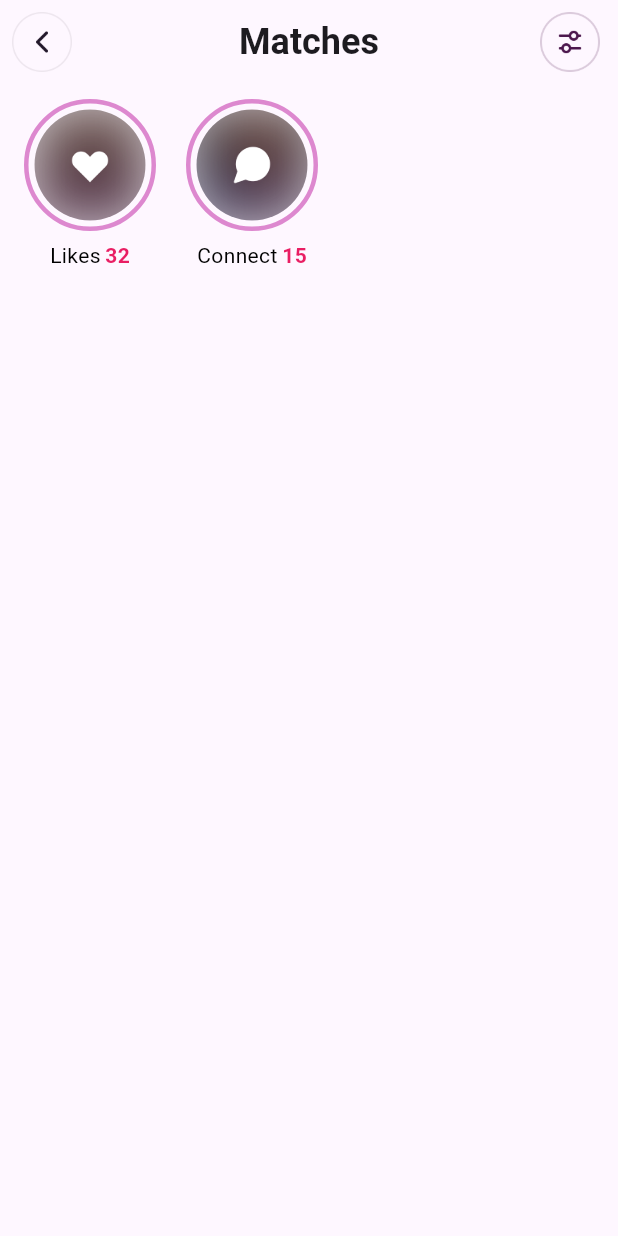
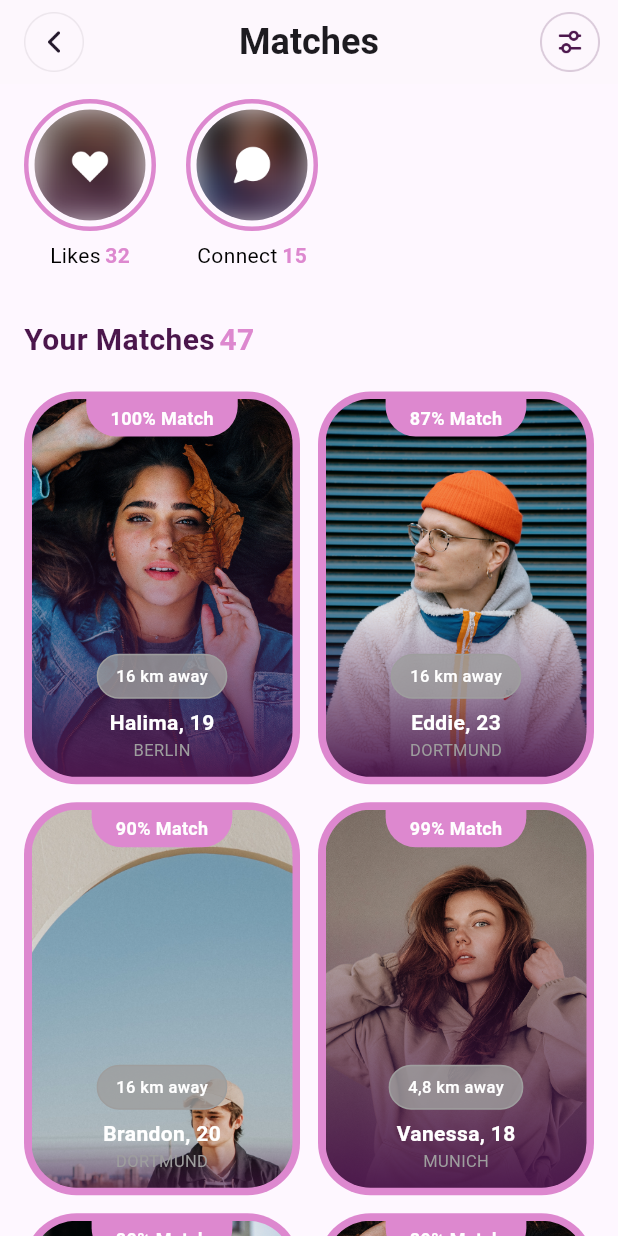
Before and after one commit to dawngphi/social_ui_flutter, a Flutter app: the MatchesScreen screen opened directly, on a phone screen of 412 x 824 dp. Run offline on Flutter 3.47's test engine with Material 3 defaults, Android fonts, the phone set to English and light mode, and no system bars.

Commit message:
Mô tả thay đổi

```diff
--- a/lib/bottom_bar/models/discover_model.dart
+++ b/lib/bottom_bar/models/discover_model.dart
@@ -4,6 +4,7 @@ class DiscoverModelStoryNew {
   final int age;
   final String location;
   final String imagePath;
+  final String match;
 
   DiscoverModelStoryNew({
     required this.distance,
@@ -11,6 +12,7 @@ class DiscoverModelStoryNew {
     required this.age,
     required this.location,
     required this.imagePath,
+    required this.match,
   });
 }
 
@@ -19,11 +21,7 @@ class Interest {
   final String label;
   final bool isSelected;
 
-  Interest({
-    required this.emoji,
-    required this.label,
-    this.isSelected = false,
-  });
+  Interest({required this.emoji, required this.label, this.isSelected = false});
 
   Interest copyWith({bool? isSelected}) {
     return Interest(
@@ -34,7 +32,6 @@ class Interest {
   }
 }
 
-
 final List<DiscoverModelStoryNew> discoverStoryData = [
   DiscoverModelStoryNew(
     distance: "16 km away",
@@ -42,6 +39,23 @@ final List<DiscoverModelStoryNew> discoverStoryData = [
     age: 19,
     location: "BERLIN",
     imagePath: "assets/images/halima.png",
+    match: "100% Match",
+  ),
+  DiscoverModelStoryNew(
+    distance: "16 km away",
+    name: "Eddie",
+    age: 23,
+    location: "DORTMUND",
+    imagePath: "assets/images/eddie.png",
+    match: "87% Match",
+  ),
+  DiscoverModelStoryNew(
+    distance: "16 km away",
+    name: "Brandon",
+    age: 20,
+    location: "DORTMUND",
+    imagePath: "assets/images/brandon.png",
+    match: "90% Match",
   ),
   DiscoverModelStoryNew(
     distance: "4,8 km away",
@@ -49,6 +63,7 @@ final List<DiscoverModelStoryNew> discoverStoryData = [
     age: 18,
     location: "MUNICH",
     imagePath: "assets/images/vanessa.png",
+    match: "99% Match",
   ),
   DiscoverModelStoryNew(
     distance: "2,2 km away",
@@ -56,6 +71,7 @@ final List<DiscoverModelStoryNew> discoverStoryData = [
     age: 20,
     location: "HANOVER",
     imagePath: "assets/images/james.png",
+    match: "80% Match",
   ),
   DiscoverModelStoryNew(
     distance: "16 km away",
@@ -63,6 +79,7 @@ final List<DiscoverModelStoryNew> discoverStoryData = [
     age: 19,
     location: "BERLIN",
     imagePath: "assets/images/halima.png",
+    match: "89% Match",
   ),
   DiscoverModelStoryNew(
     distance: "4,8 km away",
@@ -70,6 +87,7 @@ final List<DiscoverModelStoryNew> discoverStoryData = [
     age: 18,
     location: "MUNICH",
     imagePath: "assets/images/vanessa.png",
+    match: "98% Match",
   ),
   DiscoverModelStoryNew(
     distance: "16 km away",
@@ -77,6 +95,7 @@ final List<DiscoverModelStoryNew> discoverStoryData = [
     age: 19,
     location: "BERLIN",
     imagePath: "assets/images/halima.png",
+    match: "100% Match",
   ),
   DiscoverModelStoryNew(
     distance: "2,2 km away",
@@ -84,6 +103,7 @@ final List<DiscoverModelStoryNew> discoverStoryData = [
     age: 20,
     location: "HANOVER",
     imagePath: "assets/images/james.png",
+    match: "95% Match",
   ),
   DiscoverModelStoryNew(
     distance: "16 km away",
@@ -91,6 +111,7 @@ final List<DiscoverModelStoryNew> discoverStoryData = [
     age: 19,
     location: "BERLIN",
     imagePath: "assets/images/halima.png",
+    match: "94% Match",
   ),
   DiscoverModelStoryNew(
     distance: "4,8 km away",
@@ -98,6 +119,7 @@ final List<DiscoverModelStoryNew> discoverStoryData = [
     age: 18,
     location: "MUNICH",
     imagePath: "assets/images/vanessa.png",
+    match: "93% Match",
   ),
   DiscoverModelStoryNew(
     distance: "16 km away",
@@ -105,6 +127,7 @@ final List<DiscoverModelStoryNew> discoverStoryData = [
     age: 19,
     location: "BERLIN",
     imagePath: "assets/images/halima.png",
+    match: "94% Match",
   ),
 ];
 
--- a/lib/screens/discover_screens/discover_item_aroundme.dart
+++ b/lib/screens/discover_screens/discover_item_aroundme.dart
@@ -40,7 +40,7 @@ class DiscoverItemAroundMe extends StatelessWidget {
               child: Image.asset(
                 "assets/images/aroundyou.png",
                 fit: BoxFit.cover,
-                height: 500,
+                height: 800,
               ),
             ),
           ),
--- a/lib/screens/discover_screens/discover_item_new_story.dart
+++ b/lib/screens/discover_screens/discover_item_new_story.dart
@@ -102,7 +102,6 @@ class _DiscoverItemNewStoryState extends State<DiscoverItemNewStory> {
                           ),
                         ],
                       ),
-
                       Text(
                         storyNew.location,
                         style: TextStyle(
--- a/lib/screens/discover_screens/discover_screen.dart
+++ b/lib/screens/discover_screens/discover_screen.dart
@@ -17,7 +17,9 @@ class DiscoverScreenState extends State<DiscoverScreen> {
     return Scaffold(
       backgroundColor: Colors.white,
       appBar: _buildAppBar(),
-      body: ListView(padding: const EdgeInsets.only(top: 10), children: [
+      body: ListView(
+        padding: const EdgeInsets.only(top: 10),
+        children: [
         DiscoverItemNewStory(),
         DiscoverItemInterest(),
         DiscoverItemAroundMe(),
--- a/lib/screens/matches_screens/matches_like_item.dart
+++ b/lib/screens/matches_screens/matches_like_item.dart
@@ -39,7 +39,7 @@ class MatchesLikeItemState extends State<MatchesLikeItem> {
                     fit: StackFit.expand,
                     children: [
                       ImageFiltered(
-                        imageFilter: ImageFilter.blur(sigmaX: 20, sigmaY: 20),
+                        imageFilter: ImageFilter.blur(sigmaX: 10, sigmaY: 10),
                         child: Image.asset(
                           matches.imagePath,
                           fit: BoxFit.cover,
@@ -47,7 +47,7 @@ class MatchesLikeItemState extends State<MatchesLikeItem> {
                       ),
 
                       Container(
-                        color: Colors.black.withOpacity(0.15),
+                        color: Colors.black.withValues(alpha: 0.15),
                       ),
                       Center(
                         child: Image.asset(
@@ -69,7 +69,7 @@ class MatchesLikeItemState extends State<MatchesLikeItem> {
                     style: const TextStyle(fontSize: 14, color: Colors.black, fontWeight: FontWeight.w400),
                   ),
                   SizedBox(width: 3,),
-                  Text(matches.quantity.toString(), style: TextStyle(fontWeight: FontWeight.w700, fontSize: 14, color: Colors.pink),)
+                  Text(matches.quantity.toString(), style: TextStyle(fontWeight: FontWeight.w700, fontSize: 14,  color: Color(0xFFDD88CF)),)
                 ],
               )
 
--- a/lib/screens/matches_screens/matches_screen.dart
+++ b/lib/screens/matches_screens/matches_screen.dart
@@ -1,6 +1,7 @@
 import 'package:flutter/cupertino.dart';
 import 'package:flutter/material.dart';
 import 'package:social_ui/screens/matches_screens/matches_like_item.dart';
+import 'package:social_ui/screens/matches_screens/your_matches_item.dart';
 
 class MatchesScreen extends StatefulWidget {
   const MatchesScreen({Key? key}) : super(key: key);
@@ -17,6 +18,7 @@ class MatchesScreenState extends State<MatchesScreen> {
         padding: const EdgeInsets.only(top: 10),
         children: [
           MatchesLikeItem(),
+          YourMatchesItem(),
         ],
       ),
     );
@@ -25,7 +27,9 @@ class MatchesScreenState extends State<MatchesScreen> {
   AppBar _buildAppbar() {
     return AppBar(
       elevation: 0,
+      backgroundColor: Color(0xFFFDF7FD),
       leading: IconButton(
+        padding: EdgeInsets.only(left: 16),
         onPressed: () {},
         icon: Image.asset(
           'assets/images/back_icon.png',
--- /dev/null
+++ b/lib/screens/matches_screens/your_matches_item.dart
@@ -0,0 +1,165 @@
+import 'package:flutter/material.dart';
+
+import '../../bottom_bar/models/discover_model.dart';
+
+class YourMatchesItem extends StatefulWidget {
+  @override
+  State<StatefulWidget> createState() => YourMatchesItemState();
+}
+
+class YourMatchesItemState extends State<YourMatchesItem> {
+  @override
+  Widget build(BuildContext context) {
+    return Padding(
+      padding: EdgeInsets.all(16),
+      child: Column(
+        children: [
+          Row(
+            children: [
+              Text(
+                "Your Matches",
+                style: TextStyle(
+                  fontWeight: FontWeight.w700,
+                  fontSize: 20,
+                  color: Color(0xFF4B164C),
+                ),
+              ),
+              SizedBox(width: 3),
+              Text(
+                "47",
+                style: TextStyle(
+                  fontWeight: FontWeight.w700,
+                  fontSize: 20,
+                  color: Color(0xFFDD88CF),
+                ),
+              ),
+            ],
+          ),
+          SizedBox(height: 20),
+          GridView.builder(
+            shrinkWrap: true,
+            physics: NeverScrollableScrollPhysics(),
+            itemCount: discoverStoryData.length,
+            gridDelegate: SliverGridDelegateWithFixedCrossAxisCount(
+              crossAxisCount: 2,
+              crossAxisSpacing: 12,
+              mainAxisSpacing: 12,
+              childAspectRatio: 163 / 232,
+            ),
+            itemBuilder: (context, index) {
+              final discoverStory = discoverStoryData[index];
+              return Container(
+                padding: EdgeInsets.all(5),
+                decoration: BoxDecoration(
+                  color: Color(0xFFDD88CF),
+                  borderRadius: BorderRadius.circular(35),
+                ),
+                child: Stack(
+                  children: [
+                    ClipRRect(
+                      borderRadius: BorderRadius.circular(30),
+                      child: Image.asset(
+                        discoverStory.imagePath,
+                        fit: BoxFit.cover,
+                        width: double.infinity,
+                      ),
+                    ),
+                    Positioned(
+                      top: 0,
+                      left: 0,
+                      right: 0,
+                      child: Center(
+                        child: Container(
+                          padding: EdgeInsets.symmetric(
+                            horizontal: 16,
+                            vertical: 4,
+                          ),
+                          decoration: BoxDecoration(
+                            color: Color(0xFFDD88CF),
+                            borderRadius: BorderRadius.only(
+                              bottomRight: Radius.circular(20),
+                              bottomLeft: Radius.circular(20),
+                            ),
+                          ),
+                          child: Text(
+                            discoverStory.match,
+                            style: TextStyle(
+                              color: Colors.white,
+                              fontWeight: FontWeight.bold,
+                              fontSize: 12,
+                            ),
+                          ),
+                        ),
+                      ),
+                    ),
+                    Positioned(
+                      bottom: 10,
+                      left: 0,
+                      right: 0,
+                      child: Column(
+                        mainAxisSize: MainAxisSize.min,
+                        crossAxisAlignment: CrossAxisAlignment.center,
+                        children: [
+                          Container(
+                            padding: EdgeInsets.symmetric(
+                              horizontal: 12,
+                              vertical: 6,
+                            ),
+                            decoration: BoxDecoration(
+                              color: Colors.grey.withValues(alpha: 0.8),
+                              borderRadius: BorderRadius.circular(16),
+                              border: Border.all(color: Colors.grey, width: 1),
+                            ),
+                            child: Text(
+                              discoverStory.distance,
+                              style: TextStyle(
+                                color: Colors.white,
+                                fontWeight: FontWeight.w500,
+                                fontSize: 11,
+                              ),
+                            ),
+                          ),
+                          SizedBox(height: 6),
+                          Row(
+                            mainAxisSize: MainAxisSize.min,
+                            crossAxisAlignment: CrossAxisAlignment.center,
+                            children: [
+                              Text(
+                                "${discoverStory.name}, ",
+                                style: TextStyle(
+                                  fontSize: 14,
+                                  fontWeight: FontWeight.w700,
+                                  color: Colors.white,
+                                ),
+                              ),
+                              Text(
+                                discoverStory.age.toString(),
+                                style: TextStyle(
+                                  fontSize: 14,
+                                  fontWeight: FontWeight.w700,
+                                  color: Colors.white,
+                                ),
+                              ),
+                            ],
+                          ),
+                          Text(
+                            discoverStory.location,
+                            style: TextStyle(
+                              fontSize: 11,
+                              fontWeight: FontWeight.w400,
+                              color: Colors.grey,
+                            ),
+                          ),
+                        ],
+                      ),
+                    ),
+                  ],
+                ),
+              );
+            },
+          ),
+        ],
+      ),
+    );
+  }
+}
```
Also changed, not shown: lib/bottom_bar/models/message_model.dart (added, +26 -0 lines), lib/screens/add_new_screens/add_new_screen.dart (+79 -2 lines), lib/screens/messages_screens/message_item.dart (added, +71 -0 lines), lib/screens/messages_screens/messages_screen.dart (+79 -4 lines), lib/screens/messages_screens/recent_matches_item.dart (added, +80 -0 lines), assets/images/Rectangle.png (added), assets/images/alfredo.png (added), assets/images/background_mess.png (added), assets/images/brandon.png (added), assets/images/dot_icon.png (added), assets/images/eddie.png (added), assets/images/vector_icon.png (added), 1 other file.
